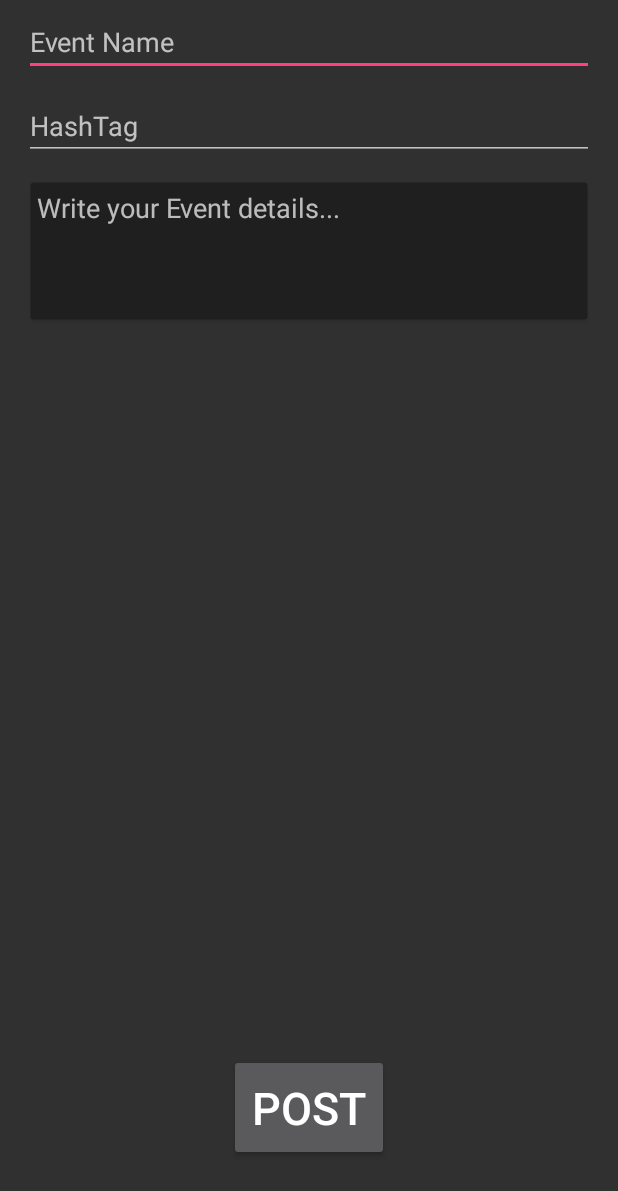
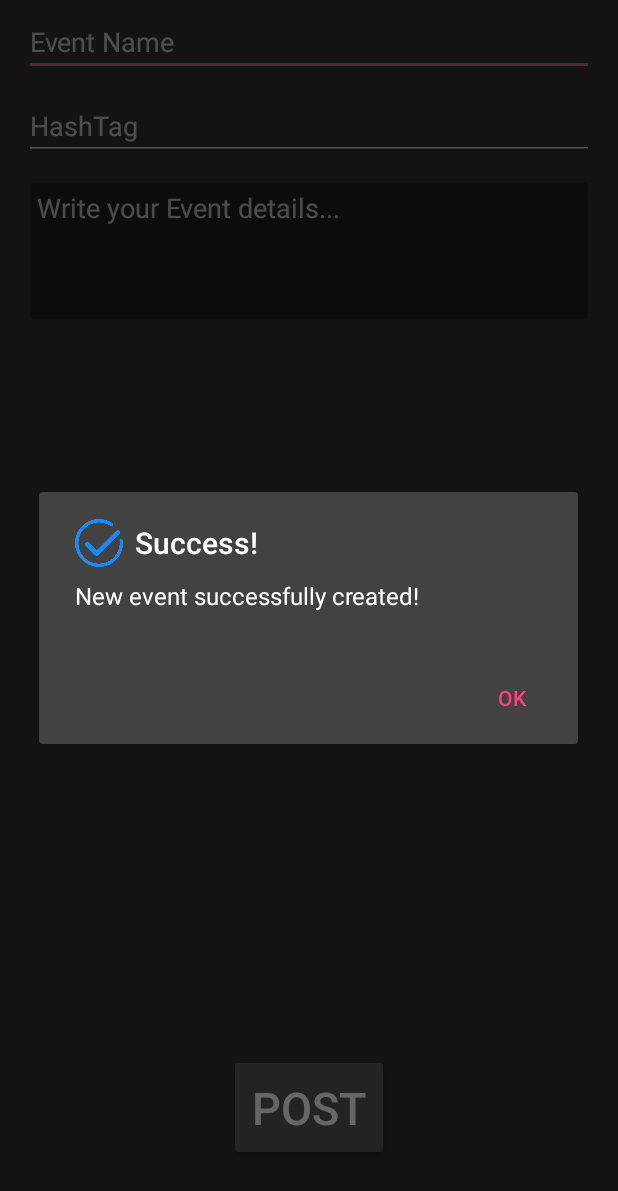
Before and after one commit to qingyiz1/COMP30022-2019-FLOWER-GRASS, an Android app: the NewEventActivity screen opened directly, with no data from a screen before it, after a tap on "POST", on a phone screen of 412 x 824 dp. Shown: the top 1191 px of the screen. Run offline under Robolectric (Android 15) with nearby library versions, the phone set to English and light mode, and no system bars; our stand-ins replace Firebase (no records; nobody signed in at launch, a user with empty details on screens opened directly).

Commit message:
Post successful AlertDialog added

```diff
--- a/app/src/main/java/com/example/flowergrass/Activity/NewEventActivity.java
+++ b/app/src/main/java/com/example/flowergrass/Activity/NewEventActivity.java
@@ -2,6 +2,9 @@ package com.example.flowergrass.Activity;
 
 import androidx.annotation.NonNull;
 
+import android.app.AlertDialog;
+import android.content.DialogInterface;
+import android.content.Intent;
 import android.os.Bundle;
 import android.util.Log;
 import android.view.View;
@@ -69,6 +72,22 @@ public class NewEventActivity extends BaseActivity implements View.OnClickListen
                     @Override
                     public void onSuccess(Void aVoid) {
                         Log.d(TAG, "DocumentSnapshot successfully written!");
+                        new AlertDialog.Builder(NewEventActivity.this)
+                                .setTitle("Success!")
+                                .setMessage("New event successfully created!")
+
+                                // Specifying a listener allows you to take an action before dismissing the dialog.
+                                // The dialog is automatically dismissed when a dialog button is clicked.
+                                .setPositiveButton(android.R.string.yes, new DialogInterface.OnClickListener() {
+                                    public void onClick(DialogInterface dialog, int which) {
+                                        finish();
+                                    }
+                                })
+
+                                // A null listener allows the button to dismiss the dialog and take no further action.
+                                //.setNegativeButton(android.R.string.no, null)
+                                .setIcon(R.drawable.ic_create_success)
+                                .show();
                     }
                 })
                 .addOnFailureListener(new OnFailureListener() {
```
Also changed, not shown: app/src/main/res/drawable/ic_create_success.png (added).
